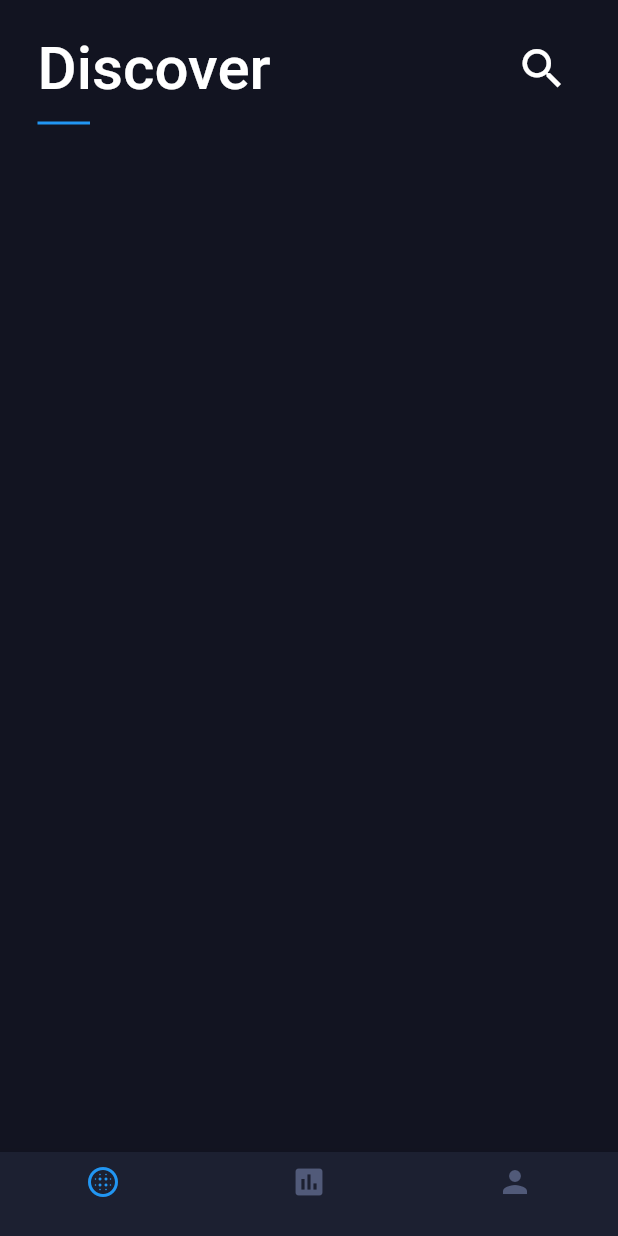
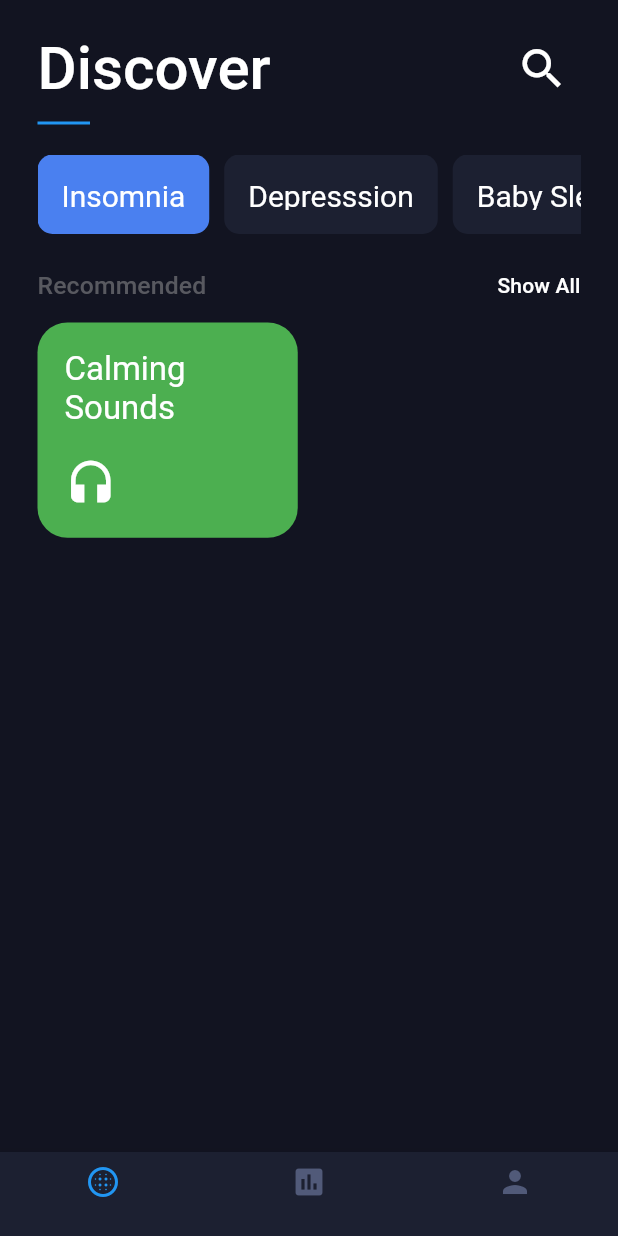
Before and after one commit to Minituff/Sleep-App, a Flutter app: the screen it shows after launch, on a phone screen of 412 x 824 dp. Run offline on Flutter 3.47's test engine with Material 2 defaults, Android fonts, the phone set to English and light mode, and no system bars.

Commit message:
Adding cards

```diff
--- a/lib/main.dart
+++ b/lib/main.dart
@@ -1,4 +1,5 @@
 import 'package:flutter/material.dart';
+import 'package:sleep_app/sliver_list.dart';
 
 void main() => runApp(MyApp());
 
@@ -11,7 +12,12 @@ class MyApp extends StatelessWidget {
       theme: ThemeData(
         backgroundColor: Color(0xff121421),
         iconTheme: IconThemeData(color: Colors.white, size: 35),
-        primaryTextTheme: TextTheme(title: TextStyle(color: Colors.white, fontSize: 40)),
+        primaryTextTheme: TextTheme(
+          title: TextStyle(color: Colors.white, fontSize: 40),
+          subtitle: TextStyle(color: Colors.grey.withOpacity(0.5), fontSize: 16.5),
+          display1: TextStyle(color: Colors.white, fontSize: 22)
+        ),
+        accentTextTheme: TextTheme(subtitle: TextStyle(color: Color(0xff3D5DA4), fontSize: 16.5)),
         primarySwatch: Colors.blue,
       ),
       home: MyHomePage(),
@@ -90,6 +96,8 @@ class _MyHomePageState extends State<MyHomePage> {
                 color: Colors.blue,
                 alignment: Alignment.centerLeft,
               ),
+              SizedBox(height: 20),
+              Expanded(child: Container(child: GridList()))
             ],
           ),
         ),
--- /dev/null
+++ b/lib/sliver_list.dart
@@ -0,0 +1,179 @@
+import 'package:flutter/material.dart';
+
+class GridList extends StatefulWidget {
+  const GridList({Key key}) : super(key: key);
+
+  @override
+  _GridListState createState() => _GridListState();
+}
+
+class _GridListState extends State<GridList> {
+  bool showingAll = false;
+
+  @override
+  Widget build(BuildContext context) {
+    return ScrollConfiguration(
+      behavior: NoOverscrollBehavior(),
+      child: CustomScrollView(slivers: <Widget>[
+        Categories(),
+        SliverToBoxAdapter(
+          child: Container(
+            padding: EdgeInsets.only(top: 25, bottom: 0),
+            child: Row(
+              mainAxisAlignment: MainAxisAlignment.spaceBetween,
+              children: <Widget>[
+                Text('Recommended', style: Theme.of(context).primaryTextTheme.subtitle),
+                GestureDetector(
+                  onTap: () {
+                    setState(() {
+                      showingAll = !showingAll;
+                    });
+                  },
+                  child: Text(
+                    !showingAll ? 'Show All' : 'Show Less',
+                    style: Theme.of(context).accentTextTheme.subtitle,
+                  ),
+                ),
+              ],
+            ),
+          ),
+        ),
+        SliverGrid.count(
+          crossAxisSpacing: 15,
+          mainAxisSpacing: 0,
+          crossAxisCount: 2,
+          children: <Widget>[
+            Recents(
+              title: 'Calming Sounds',
+              icon: Icon(Icons.headset),
+            )
+          ],
+        )
+        // SliverPadding(
+        //   padding: EdgeInsets.all(16.0),
+        //   sliver: SliverList(
+        //     delegate: SliverChildListDelegate(
+        //       [
+        //         Card(child: Text('data')),
+        //         Card(child: Text('data')),
+        //         Card(child: Text('data')),
+        //         Card(child: Text('data')),
+        //       ],
+        //     ),
+        //   ),
+        // ),
+      ]),
+    );
+  }
+}
+
+class Recents extends StatelessWidget {
+  final Icon icon;
+  final String title;
+  const Recents({Key key, this.title, this.icon}) : super(key: key);
+
+  @override
+  Widget build(BuildContext context) {
+    return Container(
+      margin: EdgeInsets.symmetric(vertical: 15),
+      height: 70,
+      width: 50,
+      decoration: BoxDecoration(
+        shape: BoxShape.rectangle,
+        borderRadius: BorderRadius.circular(20),
+        color: Colors.green,
+      ),
+      child: Container(
+        padding: EdgeInsets.all(18),
+        child: Column(
+          crossAxisAlignment: CrossAxisAlignment.start,
+          mainAxisAlignment: MainAxisAlignment.spaceBetween,
+          children: <Widget>[
+            Wrap(
+              children: <Widget>[
+                Text(title, style: Theme.of(context).primaryTextTheme.display1),
+              ],
+            ),
+            icon
+          ],
+        ),
+      ),
+    );
+  }
+}
+
+class Categories extends StatefulWidget {
+  Categories({Key key}) : super(key: key);
+
+  _CategoriesState createState() => _CategoriesState();
+}
+
+class _CategoriesState extends State<Categories> {
+  int _selected = 0;
+  List<String> categories = const [
+    'Insomnia',
+    'Depresssion',
+    'Baby Sleep',
+    'Sleep Stuff',
+    'More Sleep',
+    'Extra Sleep',
+    'Lots of Sleep',
+    'So Much Sleep'
+  ];
+
+  @override
+  Widget build(BuildContext context) {
+    return SliverToBoxAdapter(
+      child: Container(
+        height: 53.0,
+        child: ScrollConfiguration(
+          behavior: NoOverscrollBehavior(),
+          child: ListView.builder(
+            scrollDirection: Axis.horizontal,
+            itemCount: 8,
+            itemBuilder: (context, index) {
+              return AnimatedContainer(
+                duration: Duration(milliseconds: 250),
+                decoration: BoxDecoration(
+                  borderRadius: const BorderRadius.all(Radius.circular(10.0)),
+                  color: _selected == index ? Color(0xff4A80F0) : Color(0xff1C2031),
+                ),
+                margin: EdgeInsets.only(right: 10),
+                child: Material(
+                  color: Colors.transparent,
+                  child: InkWell(
+                    borderRadius: BorderRadius.circular(10),
+                    splashColor: const Color(0x8034b0fc),
+                    onTap: () {
+                      setState(() {
+                        _selected = index;
+                      });
+                    },
+                    child: Container(
+                      padding: const EdgeInsets.all(16.0),
+                      child: Text(
+                        categories[index],
+                        style: TextStyle(
+                          fontSize: 20.0,
+                          color: Colors.white,
+                        ),
+                      ),
+                    ),
+                  ),
+                ),
+              );
+            },
+          ),
+        ),
+      ),
+    );
+  }
+}
+
+// * Prevent glow effect from overscrolling
+class NoOverscrollBehavior extends ScrollBehavior {
+  @override
+  Widget buildViewportChrome(BuildContext context, Widget child, AxisDirection axisDirection) {
+    return child;
+  }
+}
--- a/pubspec.yaml
+++ b/pubspec.yaml
@@ -19,6 +19,8 @@ environment:
 dependencies:
   flutter:
     sdk: flutter
+  # animated_text_kit: ^1.3.1
+  charts_flutter: ^0.6.0
 
   # The following adds the Cupertino Icons font to your application.
   # Use with the CupertinoIcons class for iOS style icons.
```
Also changed, not shown: pubspec.lock.
